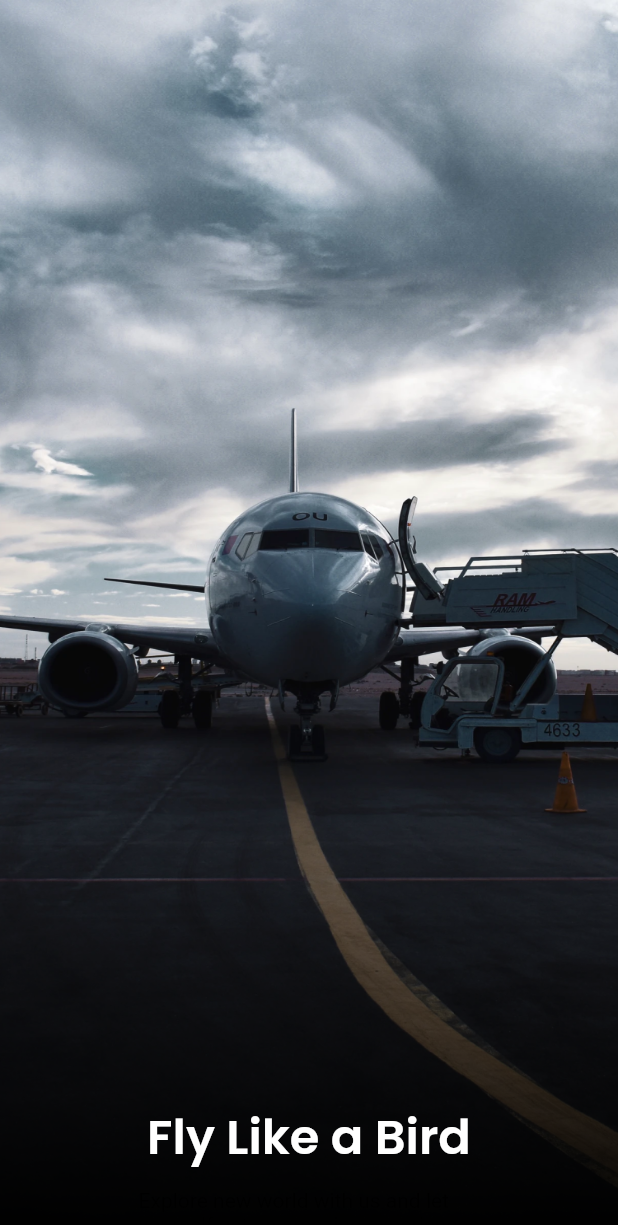
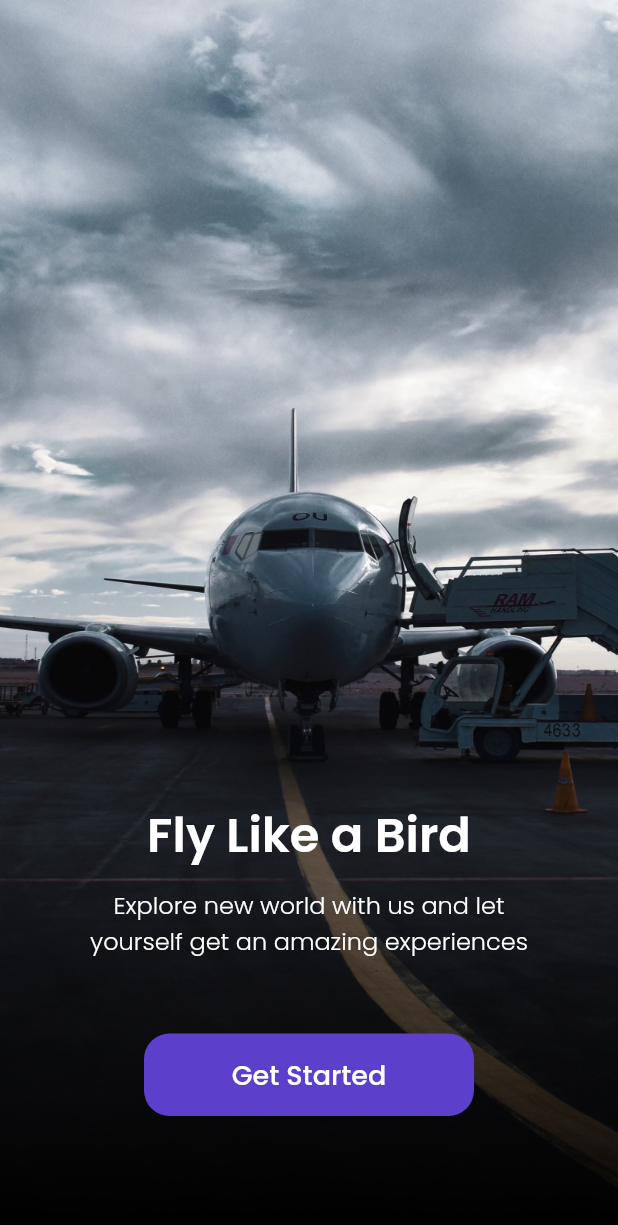
Before and after one commit to s4llm4n/airplane, a Flutter app: the screen it shows after launch, on a phone screen of 412 x 824 dp. Shown: the top 1225 px of the screen. Run offline on Flutter 3.47's test engine with Material 2 defaults, Android fonts, the phone set to English and light mode, and no system bars; our stand-ins replace google_fonts.

```diff
--- a/lib/main.dart
+++ b/lib/main.dart
@@ -1,4 +1,5 @@
 import 'package:airplane/ui/pages/get_started_page.dart';
+import 'package:airplane/ui/pages/sign_up_page.dart';
 import 'package:flutter/material.dart';
 
 import 'ui/pages/splash_page.dart';
@@ -12,7 +13,11 @@ class MyApp extends StatelessWidget {
   Widget build(BuildContext context) {
     return MaterialApp(
       debugShowCheckedModeBanner: false,
-      home: GetStartedPage(),
+      routes: {
+        '/': (context) => SplashPage(),
+        '/get-started': (context) => GetStartedPage(),
+        '/sign-up': (context) => SignUpPage(),
+      },
     );
   }
 }
--- a/lib/shared/theme.dart
+++ b/lib/shared/theme.dart
@@ -1,5 +1,8 @@
 import 'package:flutter/material.dart';
 import 'package:google_fonts/google_fonts.dart';
+
+double defaultMargin = 24.0;
+double defaultRadius = 17.0;
 
 Color kPrimaryColor = Color(0xff5C40CC);
 Color kBlackColor = Color(0xff1F1449);
--- a/lib/ui/pages/get_started_page.dart
+++ b/lib/ui/pages/get_started_page.dart
@@ -37,7 +37,38 @@ class GetStartedPage extends StatelessWidget {
                 ),
                 Text(
                   'Explore new world with us and let\nyourself get an amazing experiences',
+                  style: whiteTextStyle.copyWith(
+                    fontSize: 16,
+                    fontWeight: light,
                   ),
+                  textAlign: TextAlign.center,
+                ),
+                Container(
+                  width: 220,
+                  height: 55,
+                  margin: EdgeInsets.only(
+                    top: 50,
+                    bottom: 80,
+                  ),
+                  child: TextButton(
+                    onPressed: () {
+                      Navigator.pushNamed(context, '/sign-up');
+                    },
+                    style: TextButton.styleFrom(
+                      backgroundColor: kPrimaryColor,
+                      shape: RoundedRectangleBorder(
+                        borderRadius: BorderRadius.circular(defaultRadius),
+                      ),
+                    ),
+                    child: Text(
+                      'Get Started',
+                      style: whiteTextStyle.copyWith(
+                        fontSize: 18,
+                        fontWeight: medium,
+                      ),
+                    ),
+                  ),
+                )
               ],
             ),
           ),
```
Also changed, not shown: lib/ui/pages/sign_up_page.dart (added, +94 -0 lines), lib/ui/pages/splash_page.dart (+18 -1 lines).
